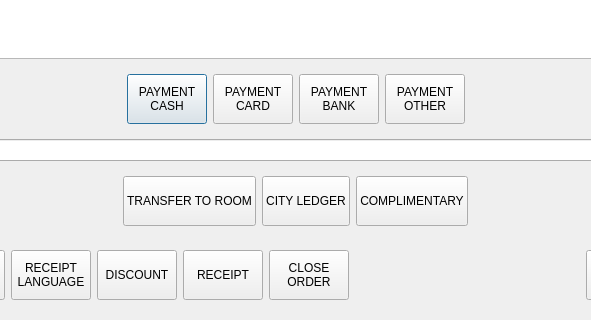
Qt form Waiter/dlgpayment.ui (End1-1/Cafe5) before a commit; both pictures show x 95 to 686 and y 408 to 728 of the 781 by 728 pixel window.
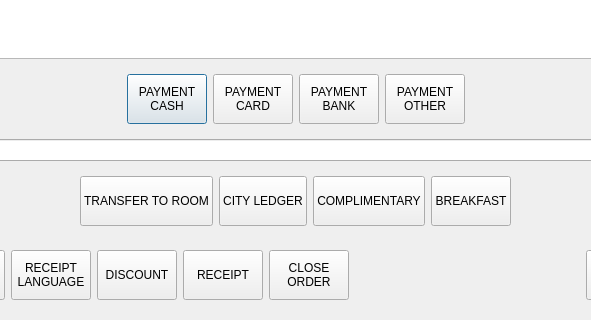
The same form after that commit. Icons and pictures are not drawn. Custom widgets are drawn as their Qt base class.

What changed in the file:
```diff
--- a/Waiter/dlgpayment.ui
+++ b/Waiter/dlgpayment.ui
@@ -313,6 +313,35 @@
         </property>
        </widget>
       </item>
+      <item>
+       <widget class="QPushButton" name="btnSelfCost">
+        <property name="minimumSize">
+         <size>
+          <width>0</width>
+          <height>50</height>
+         </size>
+        </property>
+        <property name="maximumSize">
+         <size>
+          <width>16777215</width>
+          <height>16777215</height>
+         </size>
+        </property>
+        <property name="text">
+         <string>BREAKFAST</string>
+        </property>
+        <property name="icon">
+         <iconset resource="../resources/resources.qrc">
+          <normaloff>:/wallet-with-money.png</normaloff>:/wallet-with-money.png</iconset>
+        </property>
+        <property name="iconSize">
+         <size>
+          <width>48</width>
+          <height>48</height>
+         </size>
+        </property>
+       </widget>
+      </item>
       <item>
        <spacer name="horizontalSpacer_5">
         <property name="orientation">
```
